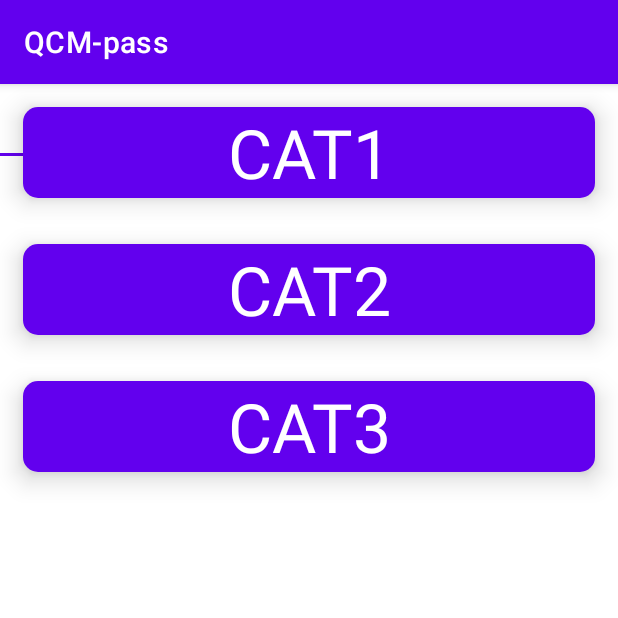
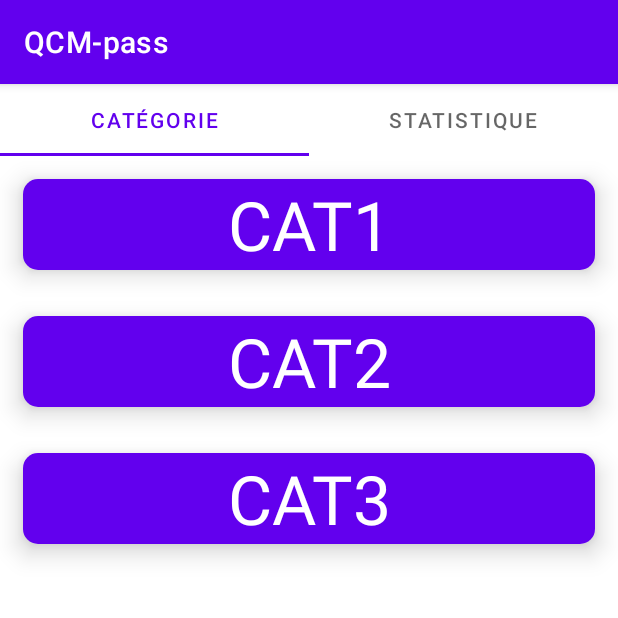
Before and after one commit to singard/QCM-pass, an Android app: the HomeActivity screen opened directly, with no data from a screen before it, on a phone screen of 412 x 824 dp, the top half of it. Run offline under Robolectric (Android 15) with nearby library versions, the phone set to English and light mode, and no system bars.

```diff
--- a/app/src/main/res/layout/activity_home.xml
+++ b/app/src/main/res/layout/activity_home.xml
@@ -1,6 +1,7 @@
 <?xml version="1.0" encoding="utf-8"?>
 <androidx.constraintlayout.widget.ConstraintLayout xmlns:android="http://schemas.android.com/apk/res/android"
     xmlns:tools="http://schemas.android.com/tools"
+    xmlns:app="http://schemas.android.com/apk/res-auto"
     android:layout_width="match_parent"
     android:layout_height="match_parent">
 
@@ -13,7 +14,8 @@
     <androidx.viewpager.widget.ViewPager
         android:id="@+id/view_pager_main"
         android:layout_width="match_parent"
-        android:layout_height="match_parent">
+        android:layout_height="wrap_content"
+        app:layout_constraintTop_toBottomOf="@+id/tab_layout_main">
     </androidx.viewpager.widget.ViewPager>
 
 </androidx.constraintlayout.widget.ConstraintLayout>
```
